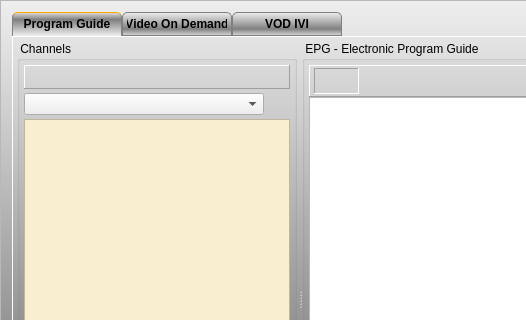
Above: forms/recorder_inc.ui from Jo2003/vlc_record before the change; both pictures show x 0 to 526 and y 0 to 320 of the 1088 by 571 pixel window. Below: the same form after it.
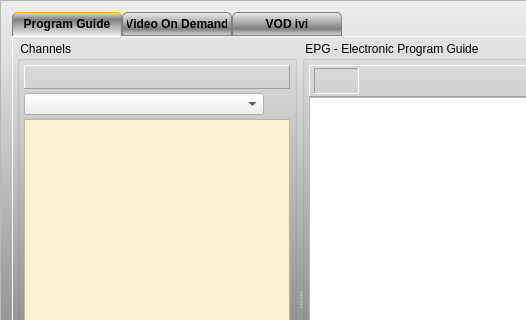
That is the form after the change. Icons and pictures are not drawn. Custom widgets are drawn as their Qt base class.

```diff
--- a/forms/recorder_inc.ui
+++ b/forms/recorder_inc.ui
@@ -873,7 +873,7 @@
             <normaloff>:/vod/ivi</normaloff>:/vod/ivi</iconset>
           </attribute>
           <attribute name="title">
-           <string>VOD IVI</string>
+           <string>VOD ivi</string>
           </attribute>
           <layout class="QVBoxLayout" name="verticalLayout_8">
            <property name="spacing">
```
